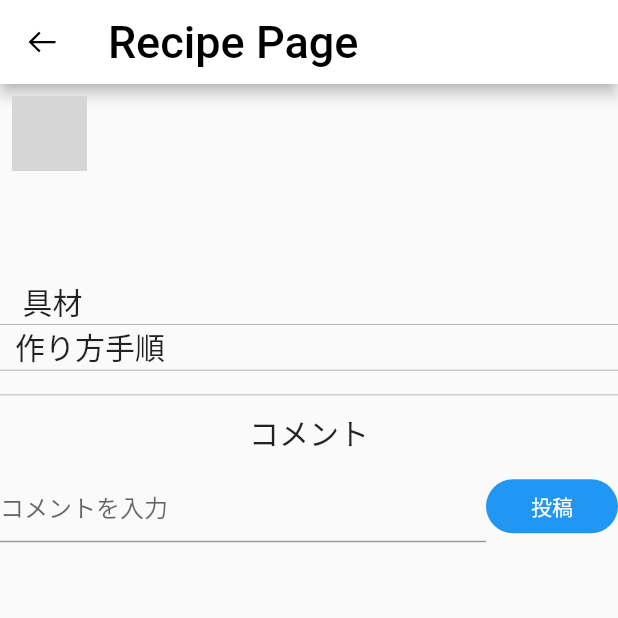
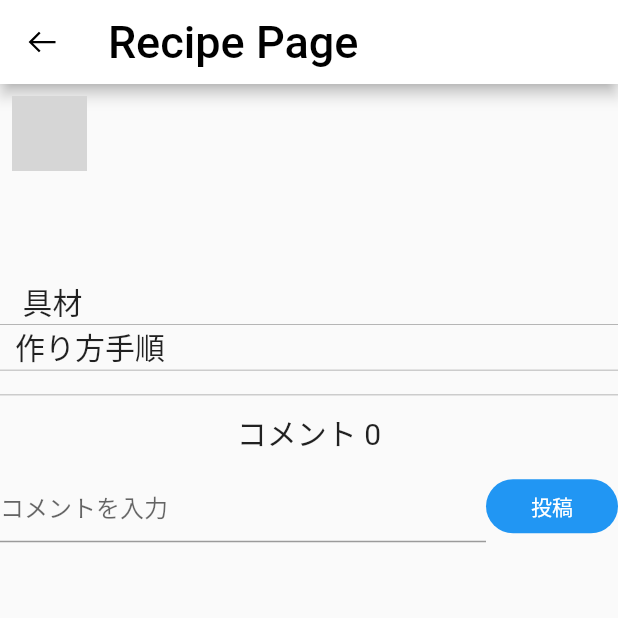
Before and after one commit to SatouTosiki/404test, a Flutter app: the RecipePage screen opened directly with empty values, on a phone screen of 412 x 824 dp, the top half of it. Run offline on Flutter 3.47's test engine with Material 2 defaults, Android fonts, the phone set to English and light mode, and no system bars; our stand-ins replace carousel_slider, cloud_firestore, firebase_auth, firebase_core, firebase_storage, google_fonts and 7 more; missing offline and left inert: dart:ffi; accounts and stored records are empty; network calls fail; project files that could hold a hidden picture were left out; grey boxes are pictures that could not be loaded.

```diff
--- a/lib/src/recipe/recipe_page.dart
+++ b/lib/src/recipe/recipe_page.dart
@@ -5,8 +5,6 @@ import 'package:line_icons/line_icon.dart';
 import 'package:line_icons/line_icons.dart';
 import 'package:smooth_page_indicator/smooth_page_indicator.dart';
 import 'package:test3/src/recipe/recipe_model.dart';
-
-import '../screens/home_ detail.dart';
 
 class RecipePage extends StatefulWidget {
   final String title;
@@ -30,7 +28,6 @@ class RecipePage extends StatefulWidget {
     required this.procedure,
     required this.documentId,
   });
-
   @override
   RecipePageState createState() => RecipePageState();
 }
@@ -96,7 +93,7 @@ class RecipePageState extends State<RecipePage> {
         .collection('user_post')
         .doc(co) // ドキュメントIDを指定
         .collection('comment')
-        .orderBy('timestamp', descending: true)
+        .orderBy('timestamp', descending: true) //最新順
         .get();
 
     List<String> commentList = [];
@@ -266,13 +263,13 @@ class RecipePageState extends State<RecipePage> {
               width: 1000,
               color: Colors.grey,
             ),
+
             Padding(
-              padding: const EdgeInsets.all(10),
-              child: Text(
-                "コメント",
-                style: TextStyle(fontSize: 20),
-              ),
-            ),
+                padding: EdgeInsets.all(10),
+                child: Text(
+                  'コメント ${comments.length}',
+                  style: TextStyle(fontSize: 20),
+                )),
 
             Row(children: [
               Expanded(
@@ -306,6 +303,9 @@ class RecipePageState extends State<RecipePage> {
                 ],
               ),
             ]),
+            SizedBox(
+              height: 20,
+            ),
 
             for (String comment in comments) //画像
               Commentstyle(comment), //homeモデルのクラスを使用
--- a/lib/src/screens/home.dart
+++ b/lib/src/screens/home.dart
@@ -415,7 +415,7 @@ class YourScreenState extends State<YourScreen> {
                         ),
 
                         Text(
-                          'ドキュメント ID: ${documentData['documentId']}',
+                          '投稿 ID: ${documentData['documentId']}',
                           style: TextStyle(
                             fontSize: 18,
                             color: Colors.grey,
```
